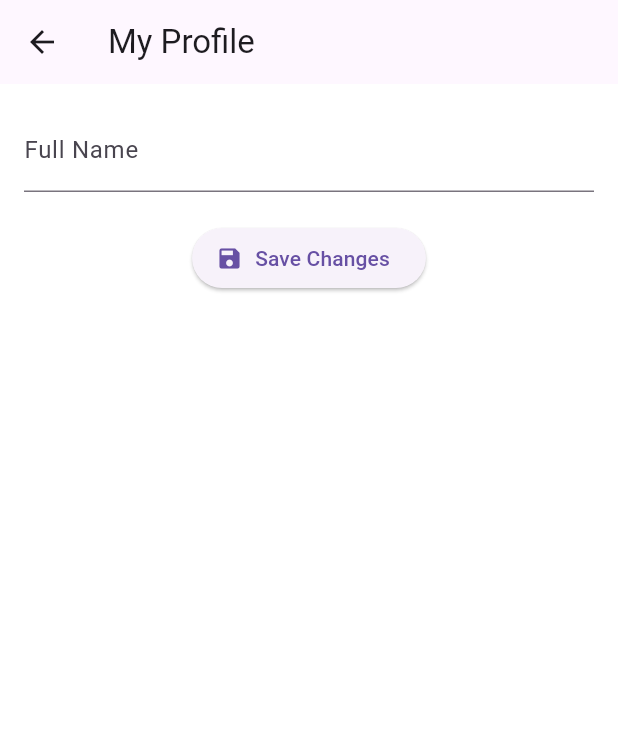
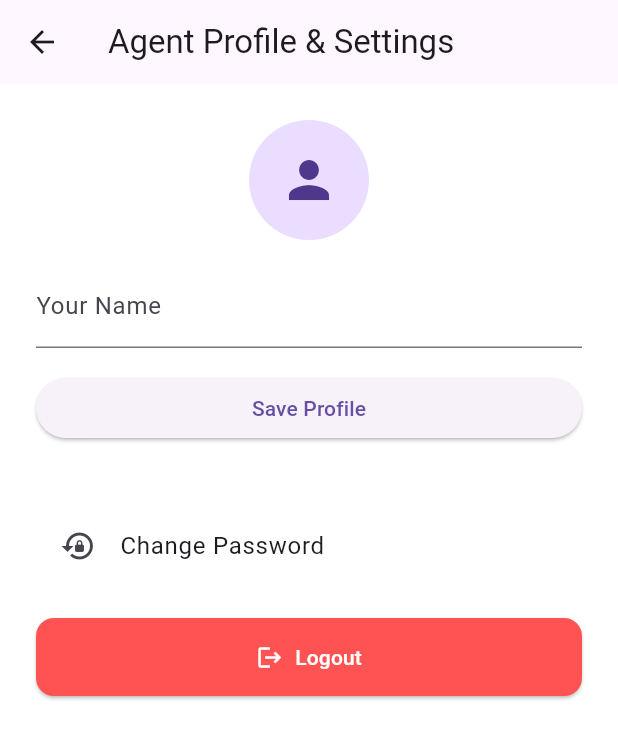
Before and after one commit to VeenaBudbadkar/agentbuddysdemo, a Flutter app: the AgentProfileSettingsScreen screen opened directly, on a phone screen of 412 x 824 dp. Shown: the top 739 px of the screen. Run offline on Flutter 3.47's test engine with Material 3 defaults, Android fonts, the light colour scheme and no system bars; our stand-ins replace file_picker, flutter_local_notifications, font_awesome_flutter, lottie, pdf, pie_chart and 7 more; missing offline and left inert: razorpay_flutter, your_app; accounts and stored records are empty.

Commit message:
✅ Updated AgentProfileSettingsScreen: clean, tested, ready
git push origin main

y

```diff
--- a/lib/screens/dashboard/main_navigation.dart
+++ b/lib/screens/dashboard/main_navigation.dart
@@ -3,7 +3,9 @@ import '../leads/lead_list_screen.dart';
 import '../clients/client_list_screen.dart';
 import '../greetings/birthday_greeting_screen.dart';
 import '../settings/settings_screen.dart';
-import 'dashboard_screen.dart'; // ✅ SAME FOLDER
+import 'dashboard_screen.dart';
+import '../settings/agent_profile_settings_screen.dart';
+
 
 class MainNavigation extends StatefulWidget {
   const MainNavigation({super.key});
@@ -21,7 +23,9 @@ class _MainNavigationState extends State<MainNavigation> {
     ClientListScreen(),
     BirthdayGreetingScreen(),
     SettingsScreen(),
+    AgentProfileSettingsScreen(),
   ];
+
 
   void _onItemTapped(int index) {
     setState(() {
--- a/lib/screens/settings/agent_profile_settings_screen.dart
+++ b/lib/screens/settings/agent_profile_settings_screen.dart
@@ -1,14 +1,18 @@
 import 'package:flutter/material.dart';
 import 'package:supabase_flutter/supabase_flutter.dart';
+import 'package:agentbuddys/screens/auth/landing_page.dart';
+import 'package:agentbuddys/screens/auth/change_password_screen.dart';
 
 class AgentProfileSettingsScreen extends StatefulWidget {
   const AgentProfileSettingsScreen({super.key});
 
   @override
-  State<AgentProfileSettingsScreen> createState() => _AgentProfileSettingsScreenState();
+  State<AgentProfileSettingsScreen> createState() =>
+      _AgentProfileSettingsScreenState();
 }
 
-class _AgentProfileSettingsScreenState extends State<AgentProfileSettingsScreen> {
+class _AgentProfileSettingsScreenState
+    extends State<AgentProfileSettingsScreen> {
   final _nameController = TextEditingController();
   bool _isLoading = true;
   String? _error;
@@ -63,28 +67,75 @@ class _AgentProfileSettingsScreenState extends State<AgentProfileSettingsScreen>
   @override
   Widget build(BuildContext context) {
     return Scaffold(
-      appBar: AppBar(title: const Text("My Profile")),
-      body: _isLoading
-          ? const Center(child: CircularProgressIndicator())
-          : Padding(
-        padding: const EdgeInsets.all(16),
+      appBar: AppBar(
+        title: const Text("Agent Profile & Settings"),
+      ),
+      body: Padding(
+        padding: const EdgeInsets.all(24.0),
         child: Column(
+          crossAxisAlignment: CrossAxisAlignment.stretch,
           children: [
+            // Profile picture or icon
+            const CircleAvatar(
+              radius: 40,
+              child: Icon(Icons.person, size: 40),
+            ),
+            const SizedBox(height: 16),
+
+            // Editable Name Field
             TextField(
               controller: _nameController,
-              decoration: const InputDecoration(labelText: 'Full Name'),
+              decoration: const InputDecoration(labelText: "Your Name"),
             ),
+            const SizedBox(height: 16),
+
+            ElevatedButton(
+              onPressed: _isLoading ? null : _saveProfile,
+              child: _isLoading
+                  ? const CircularProgressIndicator()
+                  : const Text("Save Profile"),
+            ),
+
+            const SizedBox(height: 40),
+
+            // 👉 Change Password Navigation
+            ListTile(
+              leading: const Icon(Icons.lock_reset),
+              title: const Text("Change Password"),
+              onTap: () {
+                Navigator.push(
+                  context,
+                  MaterialPageRoute(
+                    builder: (_) => const ChangePasswordScreen(),
+                  ),
+                );
+              },
+            ),
+
             const SizedBox(height: 20),
+
+            // 👉 Logout Button
             ElevatedButton.icon(
-              onPressed: _saveProfile,
-              icon: const Icon(Icons.save),
-              label: const Text("Save Changes"),
+              icon: const Icon(Icons.logout),
+              label: const Text("Logout"),
+              style: ElevatedButton.styleFrom(
+                backgroundColor: Colors.redAccent,
+                foregroundColor: Colors.white,
+                padding: const EdgeInsets.symmetric(vertical: 16),
+                shape: RoundedRectangleBorder(
+                    borderRadius: BorderRadius.circular(12)),
+              ),
+              onPressed: () async {
+                await Supabase.instance.client.auth.signOut();
+                if (context.mounted) {
+                  Navigator.pushAndRemoveUntil(
+                    context,
+                    MaterialPageRoute(builder: (_) => const LandingPage()),
+                        (route) => false,
+                  );
+                }
+              },
             ),
-            if (_error != null)
-              Padding(
-                padding: const EdgeInsets.only(top: 10),
-                child: Text(_error!, style: const TextStyle(color: Colors.red)),
-              ),
           ],
         ),
       ),
```
Also changed, not shown: lib/screens/auth/change_password_screen.dart (added, +83 -0 lines), lib/screens/auth/forgot_password_screen.dart (added, +63 -0 lines), lib/screens/auth/landing_page.dart (+42 -32 lines), lib/screens/auth/login_screen.dart (+55 -14 lines), lib/screens/auth/signup_screen.dart (+34 -5 lines).
